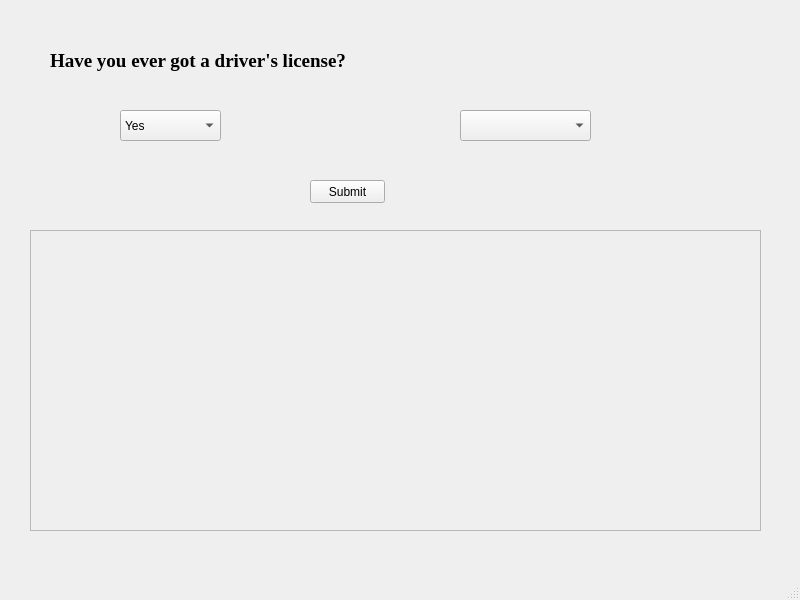
The window that vaap.ui (hnxals/DLH) describes before a commit, drawn with Qt 5.
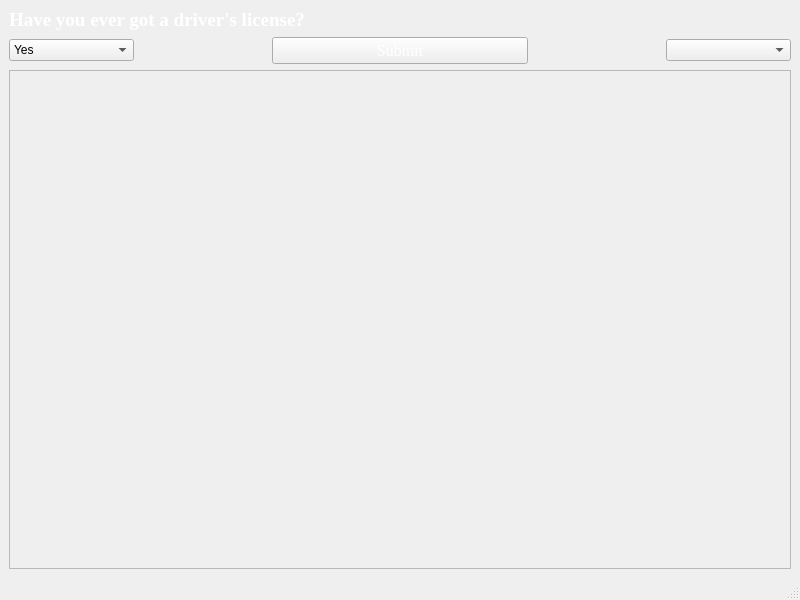
The same window after the commit. Icons and pictures are not drawn.

Patch:
```diff
--- a/vaap.ui
+++ b/vaap.ui
@@ -16,15 +16,42 @@
   <property name="windowTitle">
    <string>MainWindow</string>
   </property>
+  <property name="styleSheet">
+   <string notr="true">QMainWindow{
+	background-image: url(:/new/pic/road.jpg)
+}</string>
+  </property>
   <widget class="QWidget" name="centralwidget">
+   <layout class="QGridLayout" name="gridLayout_2">
+    <item row="0" column="0">
+     <layout class="QGridLayout" name="gridLayout">
+      <item row="1" column="2" colspan="2">
+       <widget class="QPushButton" name="pushButton">
+        <property name="sizePolicy">
+         <sizepolicy hsizetype="Preferred" vsizetype="Preferred">
+          <horstretch>0</horstretch>
+          <verstretch>20</verstretch>
+         </sizepolicy>
+        </property>
+        <property name="font">
+         <font>
+          <family>Times New Roman</family>
+          <pointsize>12</pointsize>
+         </font>
+        </property>
+        <property name="styleSheet">
+         <string notr="true">color: white;
+border-image: url(:/new/pic/buttton.png)</string>
+        </property>
+        <property name="text">
+         <string>Submit</string>
+        </property>
+       </widget>
+      </item>
+      <item row="1" column="0">
    <widget class="QComboBox" name="comboBox_license">
-    <property name="geometry">
-     <rect>
-      <x>120</x>
-      <y>110</y>
-      <width>101</width>
-      <height>31</height>
-     </rect>
+        <property name="styleSheet">
+         <string notr="true"/>
     </property>
     <property name="currentText">
      <string>Yes</string>
@@ -40,36 +67,9 @@
      </property>
     </item>
    </widget>
-   <widget class="QLabel" name="label">
-    <property name="geometry">
-     <rect>
-      <x>50</x>
-      <y>40</y>
-      <width>321</width>
-      <height>41</height>
-     </rect>
-    </property>
-    <property name="font">
-     <font>
-      <family>Times New Roman</family>
-      <pointsize>14</pointsize>
-      <weight>75</weight>
-      <bold>true</bold>
-     </font>
-    </property>
-    <property name="text">
-     <string>Have you ever got a driver's license?</string>
-    </property>
-   </widget>
+      </item>
+      <item row="0" column="3" colspan="3">
    <widget class="QLabel" name="label_2">
-    <property name="geometry">
-     <rect>
-      <x>410</x>
-      <y>40</y>
-      <width>331</width>
-      <height>31</height>
-     </rect>
-    </property>
     <property name="font">
      <font>
       <family>Times New Roman</family>
@@ -78,42 +78,16 @@
       <bold>true</bold>
      </font>
     </property>
+        <property name="styleSheet">
+         <string notr="true">color: white;</string>
+        </property>
     <property name="text">
      <string/>
     </property>
    </widget>
-   <widget class="QComboBox" name="comboBox_2">
-    <property name="geometry">
-     <rect>
-      <x>460</x>
-      <y>110</y>
-      <width>131</width>
-      <height>31</height>
-     </rect>
-    </property>
-   </widget>
-   <widget class="QPushButton" name="pushButton">
-    <property name="geometry">
-     <rect>
-      <x>310</x>
-      <y>180</y>
-      <width>75</width>
-      <height>23</height>
-     </rect>
-    </property>
-    <property name="text">
-     <string>Submit</string>
-    </property>
-   </widget>
+      </item>
+      <item row="2" column="0" colspan="6">
    <widget class="QScrollArea" name="scrollArea">
-    <property name="geometry">
-     <rect>
-      <x>30</x>
-      <y>230</y>
-      <width>731</width>
-      <height>301</height>
-     </rect>
-    </property>
     <property name="widgetResizable">
      <bool>true</bool>
     </property>
@@ -122,11 +96,11 @@
       <rect>
        <x>0</x>
        <y>0</y>
-       <width>729</width>
-       <height>299</height>
-      </rect>
-     </property>
-     <layout class="QGridLayout" name="gridLayout">
+           <width>774</width>
+           <height>461</height>
+          </rect>
+         </property>
+         <layout class="QGridLayout" name="gridLayout_3">
       <item row="0" column="0">
        <widget class="QLabel" name="label_3">
         <property name="text">
@@ -137,6 +111,67 @@
      </layout>
     </widget>
    </widget>
+      </item>
+      <item row="0" column="0" colspan="3">
+       <widget class="QLabel" name="label">
+        <property name="font">
+         <font>
+          <family>Times New Roman</family>
+          <pointsize>14</pointsize>
+          <weight>75</weight>
+          <bold>true</bold>
+         </font>
+        </property>
+        <property name="styleSheet">
+         <string notr="true">color: white;</string>
+        </property>
+        <property name="text">
+         <string>Have you ever got a driver's license?</string>
+        </property>
+       </widget>
+      </item>
+      <item row="1" column="1">
+       <spacer name="horizontalSpacer">
+        <property name="orientation">
+         <enum>Qt::Horizontal</enum>
+        </property>
+        <property name="sizeType">
+         <enum>QSizePolicy::Preferred</enum>
+        </property>
+        <property name="sizeHint" stdset="0">
+         <size>
+          <width>40</width>
+          <height>20</height>
+         </size>
+        </property>
+       </spacer>
+      </item>
+      <item row="1" column="5">
+       <widget class="QComboBox" name="comboBox_2">
+        <property name="styleSheet">
+         <string notr="true"/>
+        </property>
+       </widget>
+      </item>
+      <item row="1" column="4">
+       <spacer name="horizontalSpacer_2">
+        <property name="orientation">
+         <enum>Qt::Horizontal</enum>
+        </property>
+        <property name="sizeType">
+         <enum>QSizePolicy::Preferred</enum>
+        </property>
+        <property name="sizeHint" stdset="0">
+         <size>
+          <width>40</width>
+          <height>20</height>
+         </size>
+        </property>
+       </spacer>
+      </item>
+     </layout>
+    </item>
+   </layout>
   </widget>
   <widget class="QMenuBar" name="menubar">
    <property name="geometry">
```
Left out of the diff: 2 changed lines with no effect on the pictures. Lines whose indentation alone changed are shown as unchanged.
